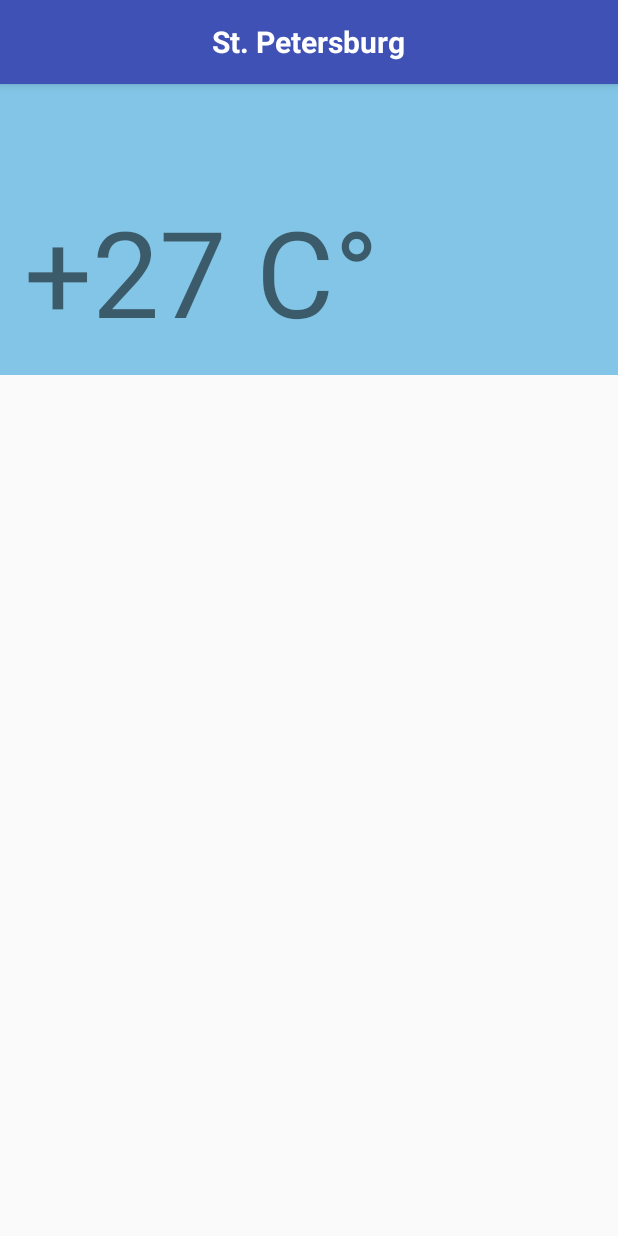
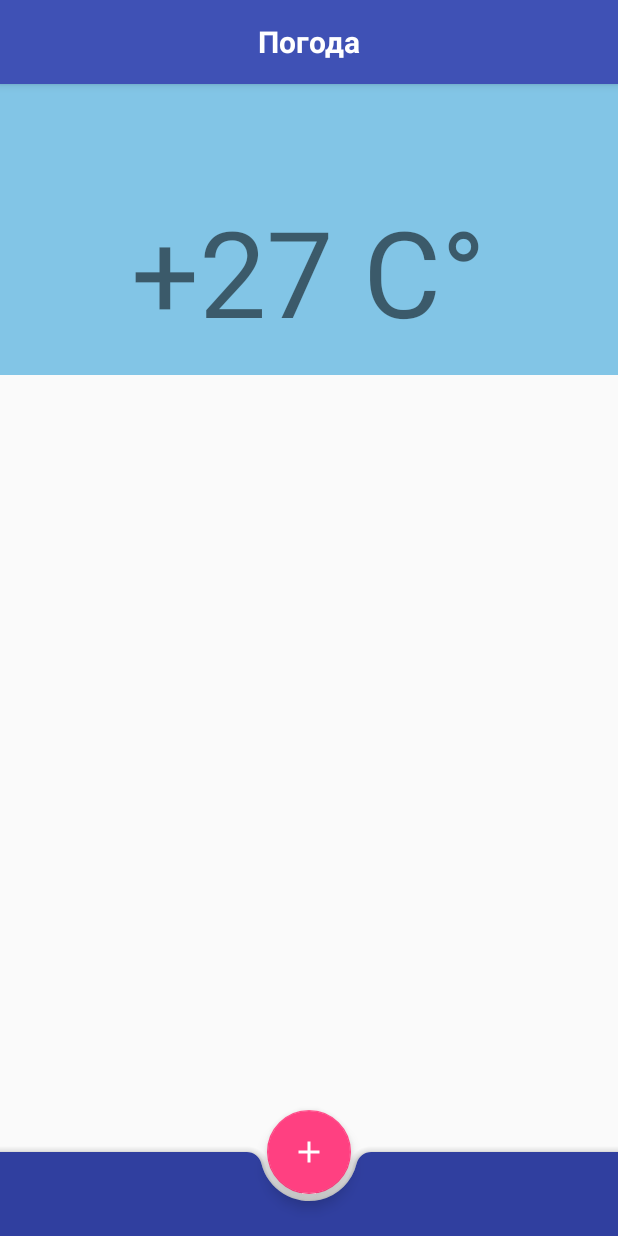
Before and after one commit to OLskrain/Weather-master, an Android app: the screen it shows after launch (WeatherActivity), on a phone screen of 412 x 824 dp. Run offline under Robolectric (Android 15) with nearby library versions, the phone set to English and light mode, and no system bars; libraries missing offline, so code that uses them is left out: es.dmoral.toasty; 3 statements that could not run were skipped.

Commit message:
HM lesson 3

```diff
--- a/app/src/main/AndroidManifest.xml
+++ b/app/src/main/AndroidManifest.xml
@@ -3,6 +3,7 @@
     package="com.geekbrains.weather">
 
     <application
+        android:name=".App"
         android:allowBackup="true"
         android:icon="@mipmap/ic_launcher"
         android:label="@string/app_name"
@@ -18,6 +19,7 @@
                 <category android:name="android.intent.category.LAUNCHER" />
             </intent-filter>
         </activity>
+        <activity android:name=".SecondActivity" />
     </application>
 
 </manifest>
--- /dev/null
+++ b/app/src/main/java/com/geekbrains/weather/App.java
@@ -0,0 +1,14 @@
+package com.geekbrains.weather;
+
+import android.app.Application;
+import es.dmoral.toasty.Toasty;
+
+
+public class App extends Application { //класс чтобы подтянуть  Toasty. а вообще для общих настроек проекта
+
+    @Override
+    public void onCreate() {
+        super.onCreate();
+        Toasty.Config.getInstance().setSuccessColor(getResources().getColor(R.color.green)).apply(); //удачные сообщения теперь светятся зеленым
+    }
+}
--- a/app/src/main/java/com/geekbrains/weather/WeatherActivity.java
+++ b/app/src/main/java/com/geekbrains/weather/WeatherActivity.java
@@ -1,15 +1,25 @@
 package com.geekbrains.weather;
 
 
+import android.content.Intent;
+import android.support.design.widget.FloatingActionButton;
 import android.support.v7.app.AppCompatActivity;
 import android.os.Bundle;
 import android.support.v7.widget.Toolbar;
 import android.util.Log;
+import android.view.View;
+import android.widget.Button;
+import android.widget.TextView;
 import android.widget.Toast;
+
+import es.dmoral.toasty.Toasty;
 
 public class WeatherActivity extends AppCompatActivity {
 
-    private static final String TAG = String.valueOf(R.string.first_start);
+    private TextView textView;
+    private FloatingActionButton buttonFab;
+    private Boolean isPressed = false;
+
     //методы жизненного цикла
     @Override
     protected void onCreate(Bundle savedInstanceState) {
@@ -27,9 +37,37 @@ public class WeatherActivity extends AppCompatActivity {
         else {
             instanceState = getResources().getString(R.string.restart);
         }
-        Toast.makeText(getApplicationContext(), instanceState + " - " + getResources().getString(R.string.onCreate), Toast.LENGTH_SHORT).show();
+        //вызываем элемент(кнопку) по id
+        buttonFab = findViewById(R.id.buttonFab);
+        textView = findViewById(R.id.tv_city);
+
+        if(getIntent().getExtras() != null) {
+            String text = getIntent().getExtras().getString(getResources().getString(R.string.TEXT)); //получаем значение строки из второй активити
+            textView.setText(text);
+        }
+
+        //слушатель для нашей кнопки
+        buttonFab.setOnClickListener(new View.OnClickListener() {
+            @Override
+            public void onClick(View view) {
+                if(!isPressed){ //проверка на то, чтобы пользователь не смог запустить случайно несколько активностей
+                    isPressed = true;
+                    startNewActivity();
+                }
+            }
+        });
+
+        Toasty.success(getApplicationContext(), instanceState + " - " + getResources().getString(R.string.onCreate), Toast.LENGTH_SHORT).show();
         Log.d(getResources().getString(R.string.TAG), getResources().getString(R.string.onCreate));
     }
+
+
+    private void startNewActivity(){
+        //при старте новой активити передаем компонент старой активити
+        Intent intent = new Intent(this, SecondActivity.class);
+        startActivity(intent);
+    }
+
 //методы жизненного цикла
     @Override
     protected void onStart() {
@@ -40,7 +78,7 @@ public class WeatherActivity extends AppCompatActivity {
     @Override
     protected void onRestoreInstanceState(Bundle saveInstanceState){
         super.onRestoreInstanceState(saveInstanceState);
-        Toast.makeText(getApplicationContext(), getResources().getString(R.string.restart) + " - " + getResources().getString(R.string.onRestoreInstanceState), Toast.LENGTH_SHORT).show();
+        Toasty.success(getApplicationContext(), getResources().getString(R.string.restart) + " - " + getResources().getString(R.string.onRestoreInstanceState), Toast.LENGTH_SHORT).show();
         Log.d(getResources().getString(R.string.TAG), getResources().getString(R.string.onRestoreInstanceState));
     }
 
@@ -75,12 +113,18 @@ public class WeatherActivity extends AppCompatActivity {
     }
 
     @Override
+    public void onBackPressed() { //метод, который отвечает за переход назад и делает нашу кнопку снова активной
+        super.onBackPressed();
+        isPressed = false;
+    }
+
+    @Override
     protected void onDestroy() {
         super.onDestroy();
         toastAndLog(R.string.onDestroy);
     }
     public void toastAndLog(int resources){
-        Toast.makeText(getApplicationContext(), getResources().getString(resources), Toast.LENGTH_SHORT).show();
+        Toasty.success(getApplicationContext(), getResources().getString(resources), Toast.LENGTH_SHORT).show();
         Log.d(getResources().getString(R.string.TAG), getResources().getString(resources));
     }
 }
--- /dev/null
+++ b/app/src/main/res/drawable/ic_add_black_24dp.xml
@@ -0,0 +1,9 @@
+<vector xmlns:android="http://schemas.android.com/apk/res/android"
+        android:width="24dp"
+        android:height="24dp"
+        android:viewportWidth="24.0"
+        android:viewportHeight="24.0">
+    <path
+        android:fillColor="#ffffff"
+        android:pathData="M19,13h-6v6h-2v-6H5v-2h6V5h2v6h6v2z"/>
+</vector>
--- /dev/null
+++ b/app/src/main/res/layout/bottom_container.xml
@@ -0,0 +1,33 @@
+<?xml version="1.0" encoding="utf-8"?>
+<android.support.design.widget.CoordinatorLayout xmlns:android="http://schemas.android.com/apk/res/android"
+    xmlns:app="http://schemas.android.com/apk/res-auto"
+    xmlns:tools="http://schemas.android.com/tools"
+    android:layout_width="match_parent"
+    android:layout_height="match_parent">
+
+    <android.support.design.bottomappbar.BottomAppBar
+
+        android:id="@+id/bottomAppBar"
+        style="@style/Widget.MaterialComponents.BottomAppBar"
+        android:layout_width="match_parent"
+        android:layout_height="?attr/actionBarSize"
+        android:layout_gravity="bottom"
+        app:backgroundTint="@color/colorPrimaryDark"
+        app:fabAttached="true"
+        app:fabCradleDiameter="70dp"
+        app:fabCradleRoundedCornerRadius="10dp"
+        app:layout_scrollFlags="scroll|enterAlways"
+        app:popupTheme="@style/ThemeOverlay.AppCompat.Light"
+        app:theme="@style/ThemeOverlay.AppCompat.Dark.ActionBar"
+        app:title="@string/Create_action"
+        app:titleTextColor="@color/colorPrimaryDark">
+
+    </android.support.design.bottomappbar.BottomAppBar>
+
+    <android.support.design.widget.FloatingActionButton
+        android:id="@+id/buttonFab"
+        android:layout_width="wrap_content"
+        android:layout_height="wrap_content"
+        app:layout_anchor="@id/bottomAppBar"
+        app:srcCompat="@drawable/ic_add_black_24dp" />
+</android.support.design.widget.CoordinatorLayout>
--- a/app/src/main/res/layout/weather_main.xml
+++ b/app/src/main/res/layout/weather_main.xml
@@ -26,9 +26,9 @@
                 android:layout_width="wrap_content"
                 android:layout_height="wrap_content"
                 android:layout_centerInParent="true"
-                android:text="@string/city"
+                android:text="@string/app_name"
                 android:textColor="@android:color/white"
-                android:textSize="20sp"
+                android:textSize="@dimen/text_size_20"
                 android:textStyle="bold" />
 
         </RelativeLayout>
@@ -36,18 +36,34 @@
 
     <RelativeLayout
         android:layout_width="match_parent"
+        android:layout_height="match_parent">
+
+        <RelativeLayout
+            android:id="@+id/element1"
+            android:layout_width="match_parent"
             android:layout_height="250dp"
             android:background="@color/blue">
 
             <TextView
+                android:id="@+id/tv_city"
+                android:layout_width="wrap_content"
+                android:layout_height="wrap_content"
+                android:layout_centerHorizontal="true"
+                android:layout_centerVertical="true"
+                android:textSize="@dimen/text_size_30"
+                android:layout_marginTop="@dimen/default_padding"
+                android:text=""/>
+
+            <TextView
+                android:id="@+id/weather_value"
                 android:layout_width="wrap_content"
                 android:layout_height="wrap_content"
                 android:layout_alignParentBottom="true"
+                android:layout_centerHorizontal="true"
                 android:layout_marginBottom="@dimen/default_padding"
-            android:layout_marginLeft="@dimen/default_padding"
                 android:layout_marginStart="@dimen/default_padding"
                 android:text="@string/temperature"
-            android:textSize="80sp"
+                android:textSize="@dimen/text_size_80"
                 app:layout_constraintBottom_toBottomOf="parent"
                 app:layout_constraintLeft_toLeftOf="parent"
                 app:layout_constraintRight_toRightOf="parent"
@@ -55,5 +71,8 @@
 
         </RelativeLayout>
 
+    </RelativeLayout>
+<!--подключили наш макет кнопки к главному макету-->
+    <include layout="@layout/bottom_container" />
 
 </android.support.constraint.ConstraintLayout>
--- a/app/src/main/res/values/colors.xml
+++ b/app/src/main/res/values/colors.xml
@@ -4,4 +4,6 @@
     <color name="colorPrimaryDark">#303F9F</color>
     <color name="colorAccent">#FF4081</color>
     <color name="blue">#82c5e6</color>
+    <color name="green">#82e684</color>
+    <color name="black">#000000</color>
 </resources>
--- a/app/src/main/res/values/dimens.xml
+++ b/app/src/main/res/values/dimens.xml
@@ -1,4 +1,14 @@
 <?xml version="1.0" encoding="utf-8"?>
 <resources>
-    <dimen name="default_padding">16dp</dimen>
+    <dimen name="default_padding">16sp</dimen>
+    <dimen name="padding_18dp">18sp</dimen>
+    <!-- Default screen margins, per the Android Design guidelines. -->
+    <dimen name="activity_horizontal_margin">16dp</dimen>
+    <dimen name="activity_vertical_margin">16dp</dimen>
+    <dimen name="nav_header_vertical_spacing">8dp</dimen>
+    <dimen name="nav_header_height">176dp</dimen>
+    <dimen name="fab_margin">16dp</dimen>
+    <dimen name="text_size_80">80sp</dimen>
+    <dimen name="text_size_30">30sp</dimen>
+    <dimen name="text_size_20">20sp</dimen>
 </resources>
--- a/app/src/main/res/values/strings.xml
+++ b/app/src/main/res/values/strings.xml
@@ -2,6 +2,7 @@
     <!--То, что переводиться не будет-->
     <string name="temperature">+27 С&#176;</string>
     <string name="TAG">WeatherActivity</string>
+    <string name="TEXT">TEXT</string>
     <string name="onCreate">onCreate()</string>
     <string name="onStart">onStart()</string>
     <string name="onRestoreInstanceState">oonRestoreInstanceState()</string>
@@ -11,11 +12,14 @@
     <string name="onRestart">onRestart()</string>
     <string name="onStop">onStop()</string>
     <string name="onDestroy">onDestroy()</string>
+    <string name="Create_action">Create action</string>
 
     <!--То, что потом переведем-->
-    <string name="app_name">Weather</string>
+    <string name="app_name">Погода</string>
     <string name="weatheractivity">Жизненный цикл WeatherActivity!</string>
     <string name="city">St. Petersburg</string>
     <string name="first_start">Первый запуск!</string>
     <string name="restart">Повторный запуск!</string>
+    <string name="selection_city">Выбор города</string>
+    <string name="write_city">Напишите город</string>
 </resources>
--- a/build.gradle
+++ b/build.gradle
@@ -7,7 +7,7 @@ buildscript {
         jcenter()
     }
     dependencies {
-        classpath 'com.android.tools.build:gradle:3.1.0'
+        classpath 'com.android.tools.build:gradle:3.1.3'
 
 
         // NOTE: Do not place your application dependencies here; they belong
@@ -19,6 +19,7 @@ allprojects {
     repositories {
         google()
         jcenter()
+        maven { url "https://jitpack.io" } //для Toasty
     }
 }
 
```
Also changed, not shown: app/build.gradle (+8 -4 lines), app/src/main/java/com/geekbrains/weather/SecondActivity.java (added, +29 -0 lines), app/src/main/res/layout/second_activity.xml (added, +19 -0 lines). Lines whose indentation alone changed are shown as unchanged.
